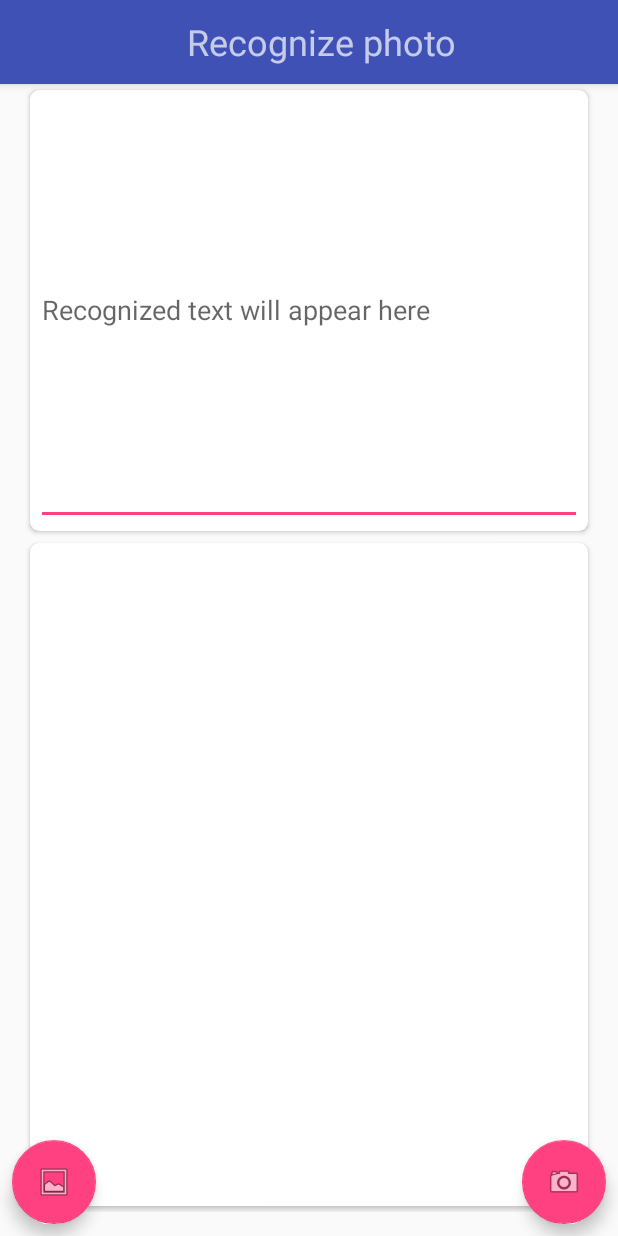
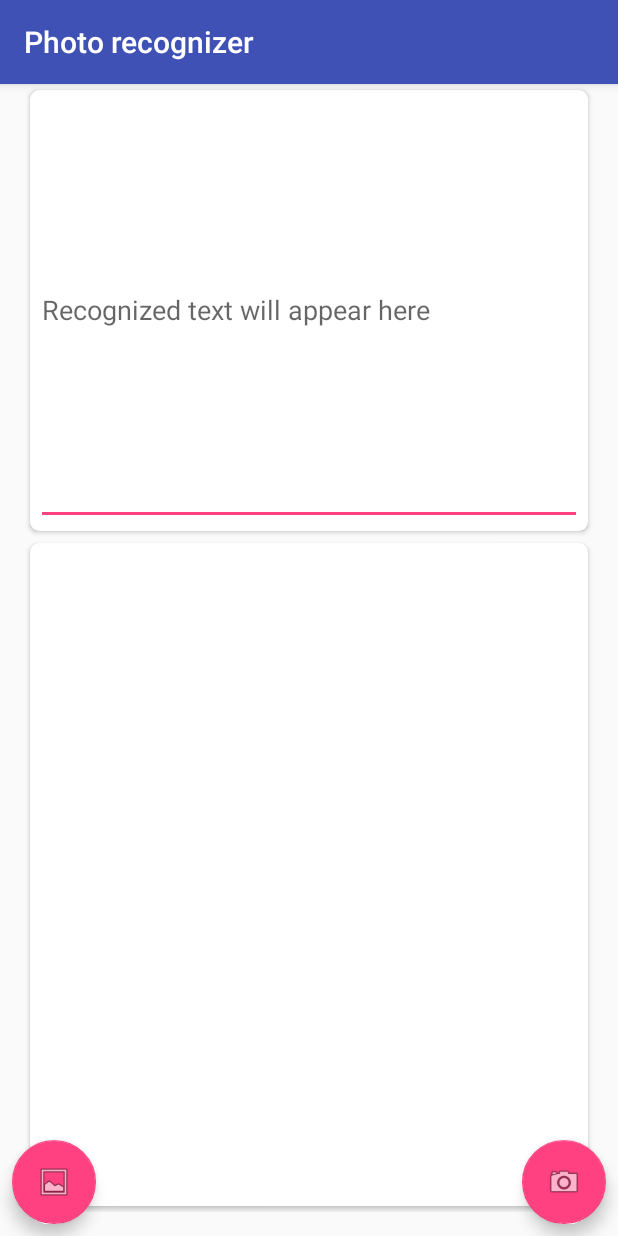
Before and after one commit to Anet93/tesseract-photo-recognition, an Android app: the screen it shows after launch (StartActivity), on a phone screen of 412 x 824 dp. Run offline under Robolectric (Android 15) with nearby library versions, the phone set to English and light mode, and no system bars; our stand-ins replace ButterKnife; libraries missing offline, so code that uses them is left out: com.googlecode.tesseract; 3 statements that could not run were skipped.

Commit message:
последние изменения)

```diff
--- a/app/src/main/AndroidManifest.xml
+++ b/app/src/main/AndroidManifest.xml
@@ -11,7 +11,7 @@
         <activity
             android:name=".activities.StartActivity"
             android:label="@string/app_name"
-            android:theme="@style/AppTheme.NoActionBar"
+            android:theme="@style/AppTheme"
             android:screenOrientation="portrait">
             <intent-filter>
                 <action android:name="android.intent.action.MAIN" />
--- a/app/src/main/java/ua/com/mostivskyi/vitalii/tessaracttestapp/activities/StartActivity.java
+++ b/app/src/main/java/ua/com/mostivskyi/vitalii/tessaracttestapp/activities/StartActivity.java
@@ -18,6 +18,7 @@ import android.view.View;
 import android.widget.EditText;
 import android.widget.ImageView;
 import android.widget.Toast;
+import android.widget.Toolbar;
 
 import butterknife.Bind;
 import butterknife.ButterKnife;
@@ -60,6 +61,7 @@ public class StartActivity extends Activity implements ActivityCompat.OnRequestP
 
     @Bind(R.id.fabGallary)
     FloatingActionButton fabGallary;
+
 
     @OnClick(R.id.fabCamera)
     public void takePhotoButtonClick(View view) {
@@ -108,7 +110,6 @@ public class StartActivity extends Activity implements ActivityCompat.OnRequestP
     }
 
     private void initialize() {
-
         setUpGlobals();
         FileHelper.UpdateAssets(this);
         initializeOCR();
--- a/app/src/main/res/layout/activity_crop.xml
+++ b/app/src/main/res/layout/activity_crop.xml
@@ -14,6 +14,7 @@
     <Button
         android:id="@+id/cropButton"
         style="@style/AppTheme.Button"
+        android:background="@drawable/button_selector"
         android:layout_width="match_parent"
         android:layout_height="wrap_content"
         android:layout_below="@+id/cropImageView"
--- a/app/src/main/res/layout/activity_start.xml
+++ b/app/src/main/res/layout/activity_start.xml
@@ -18,16 +18,8 @@
             android:layout_height="?attr/actionBarSize"
             android:background="?attr/colorPrimary"
             app:popupTheme="@style/AppTheme.PopupOverlay"
-            android:contentDescription="App" >
-
-            <TextView
-                android:layout_width="match_parent"
-                android:layout_height="match_parent"
-                android:text="@string/mainActivityTitle"
-                android:textAlignment="center"
-                android:gravity="center"
-                android:textSize="24sp"/>
-
+            android:contentDescription="App"
+            app:title="@string/app_name">
             </android.support.v7.widget.Toolbar>
 
     </android.support.design.widget.AppBarLayout>
--- a/app/src/main/res/values/colors.xml
+++ b/app/src/main/res/values/colors.xml
@@ -3,4 +3,6 @@
     <color name="colorPrimary">#3F51B5</color>
     <color name="colorPrimaryDark">#303F9F</color>
     <color name="colorAccent">#FF4081</color>
+    <color name="colorDarkAccent">#C2185B</color>
+
 </resources>
```
Also changed, not shown: app/src/main/res/drawable/button_selector.xml (added, +8 -0 lines).
